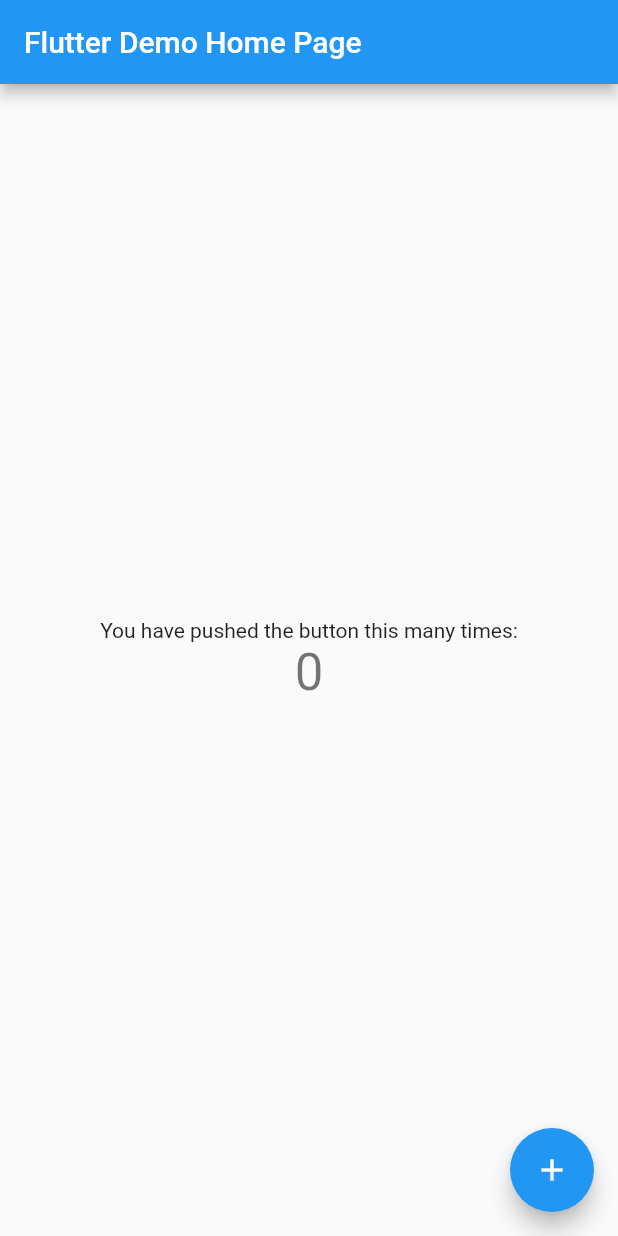
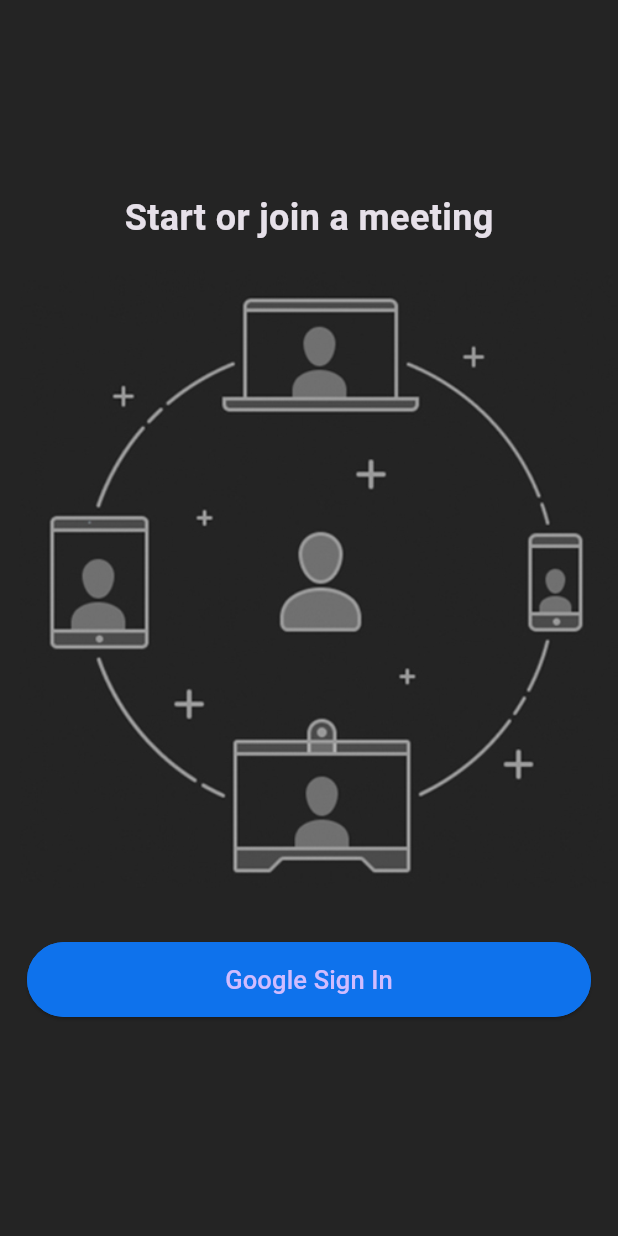
Before and after one commit to naolgithub/flutter-projects, a Flutter app: the screen it shows after launch, on a phone screen of 412 x 824 dp. Run offline on Flutter 3.47's test engine with Material 2 defaults, Android fonts, the light colour scheme and no system bars; our stand-ins replace cloud_firestore, firebase_auth, firebase_core, flutter_secure_storage, google_fonts, google_sign_in and 1 more; accounts and stored records are empty.

Commit message:
custom_button,login_screen,home_screen  and auth_methods files are added

```diff
--- a/zoom_clone/lib/main.dart
+++ b/zoom_clone/lib/main.dart
@@ -1,4 +1,8 @@
 import 'package:flutter/material.dart';
+
+import 'screens/home_screen.dart';
+import 'screens/login_screen.dart';
+import 'utils/colors.dart';
 
 void main() {
   runApp(const MyApp());
@@ -7,109 +11,19 @@
 class MyApp extends StatelessWidget {
   const MyApp({super.key});
 
-  // This widget is the root of your application.
   @override
   Widget build(BuildContext context) {
     return MaterialApp(
-      title: 'Flutter Demo',
-      theme: ThemeData(
-        // This is the theme of your application.
-        //
-        // Try running your application with "flutter run". You'll see the
-        // application has a blue toolbar. Then, without quitting the app, try
-        // changing the primarySwatch below to Colors.green and then invoke
-        // "hot reload" (press "r" in the console where you ran "flutter run",
-        // or simply save your changes to "hot reload" in a Flutter IDE).
-        // Notice that the counter didn't reset back to zero; the application
-        // is not restarted.
-        primarySwatch: Colors.blue,
+      debugShowCheckedModeBanner: false,
+      title: 'Zoom Clone',
+      theme: ThemeData.dark(useMaterial3: true).copyWith(
+        scaffoldBackgroundColor: backgroundColor,
       ),
-      home: const MyHomePage(title: 'Flutter Demo Home Page'),
+      routes: {
+        '/login': (context) => const LoginScreen(),
+        '/home-screen': (context) => const HomeScreen(),
+      },
+      home: const LoginScreen(),
     );
   }
 }
-
-class MyHomePage extends StatefulWidget {
-  const MyHomePage({super.key, required this.title});
-
-  // This widget is the home page of your application. It is stateful, meaning
-  // that it has a State object (defined below) that contains fields that affect
-  // how it looks.
-
-  // This class is the configuration for the state. It holds the values (in this
-  // case the title) provided by the parent (in this case the App widget) and
-  // used by the build method of the State. Fields in a Widget subclass are
-  // always marked "final".
-
-  final String title;
-
-  @override
-  State<MyHomePage> createState() => _MyHomePageState();
-}
-
-class _MyHomePageState extends State<MyHomePage> {
-  int _counter = 0;
-
-  void _incrementCounter() {
-    setState(() {
-      // This call to setState tells the Flutter framework that something has
-      // changed in this State, which causes it to rerun the build method below
-      // so that the display can reflect the updated values. If we changed
-      // _counter without calling setState(), then the build method would not be
-      // called again, and so nothing would appear to happen.
-      _counter++;
-    });
-  }
-
-  @override
-  Widget build(BuildContext context) {
-    // This method is rerun every time setState is called, for instance as done
-    // by the _incrementCounter method above.
-    //
-    // The Flutter framework has been optimized to make rerunning build methods
-    // fast, so that you can just rebuild anything that needs updating rather
-    // than having to individually change instances of widgets.
-    return Scaffold(
-      appBar: AppBar(
-        // Here we take the value from the MyHomePage object that was created by
-        // the App.build method, and use it to set our appbar title.
-        title: Text(widget.title),
-      ),
-      body: Center(
-        // Center is a layout widget. It takes a single child and positions it
-        // in the middle of the parent.
-        child: Column(
-          // Column is also a layout widget. It takes a list of children and
-          // arranges them vertically. By default, it sizes itself to fit its
-          // children horizontally, and tries to be as tall as its parent.
-          //
-          // Invoke "debug painting" (press "p" in the console, choose the
-          // "Toggle Debug Paint" action from the Flutter Inspector in Android
-          // Studio, or the "Toggle Debug Paint" command in Visual Studio Code)
-          // to see the wireframe for each widget.
-          //
-          // Column has various properties to control how it sizes itself and
-          // how it positions its children. Here we use mainAxisAlignment to
-          // center the children vertically; the main axis here is the vertical
-          // axis because Columns are vertical (the cross axis would be
-          // horizontal).
-          mainAxisAlignment: MainAxisAlignment.center,
-          children: <Widget>[
-            const Text(
-              'You have pushed the button this many times:',
-            ),
-            Text(
-              '$_counter',
-              style: Theme.of(context).textTheme.headlineMedium,
-            ),
-          ],
-        ),
-      ),
-      floatingActionButton: FloatingActionButton(
-        onPressed: _incrementCounter,
-        tooltip: 'Increment',
-        child: const Icon(Icons.add),
-      ), // This trailing comma makes auto-formatting nicer for build methods.
-    );
-  }
-}
--- a/zoom_clone/lib/screens/login_screen.dart
+++ b/zoom_clone/lib/screens/login_screen.dart
@@ -0,0 +1,49 @@
+import 'package:flutter/material.dart';
+
+import '../resources/auth_methods.dart';
+import '../widgets/custom_button.dart';
+
+class LoginScreen extends StatefulWidget {
+  const LoginScreen({super.key});
+
+  @override
+  State<LoginScreen> createState() => _LoginScreenState();
+}
+
+class _LoginScreenState extends State<LoginScreen> {
+  final AuthMethods _authMethods = AuthMethods();
+  @override
+  Widget build(BuildContext context) {
+    return Scaffold(
+      body: Column(
+        mainAxisAlignment: MainAxisAlignment.center,
+        children: [
+          const Text(
+            'Start or join a meeting',
+            style: TextStyle(
+              fontSize: 24,
+              fontWeight: FontWeight.bold,
+            ),
+          ),
+          Padding(
+            /*
+           padding: const EdgeInsets.symmetric(vertical: 38):
+           results in bottom overflowed by 10.0 pixels
+           */
+            padding: const EdgeInsets.symmetric(vertical: 18),
+            child: Image.asset('assets/images/onboarding.jpg'),
+          ),
+          CustomButton(
+            text: 'Google Sign In',
+            onPressed: () async {
+              bool res = await _authMethods.signInWithGoogle(context);
+              if (res) {
+                Navigator.pushNamed(context, '/home');
+              }
+            },
+          ),
+        ],
+      ),
+    );
+  }
+}
--- a/zoom_clone/lib/widgets/custom_button.dart
+++ b/zoom_clone/lib/widgets/custom_button.dart
@@ -0,0 +1,46 @@
+import 'package:flutter/material.dart';
+
+import '../utils/colors.dart';
+
+class CustomButton extends StatelessWidget {
+  final String text;
+  /*
+  final VoidCallbackAction onPressed;
+  this one did not work
+
+  we have to use : final Function onPressed;
+  */
+  final Function onPressed;
+  const CustomButton({
+    super.key,
+    required this.text,
+    required this.onPressed,
+  });
+
+  @override
+  Widget build(BuildContext context) {
+    return Padding(
+      padding: const EdgeInsets.all(18),
+      child: ElevatedButton(
+        onPressed: () {},
+        style: ElevatedButton.styleFrom(
+          backgroundColor: buttonColor,
+          minimumSize: const Size(
+            double.infinity,
+            50,
+          ),
+          shape: RoundedRectangleBorder(
+            borderRadius: BorderRadius.circular(30),
+            side: const BorderSide(color: buttonColor),
+          ),
+        ),
+        child: Text(
+          text,
+          style: const TextStyle(
+            fontSize: 17,
+          ),
+        ),
+      ),
+    );
+  }
+}
--- a/zoom_clone/pubspec.yaml
+++ b/zoom_clone/pubspec.yaml
@@ -39,6 +39,7 @@
   firebase_auth: ^4.6.0
   cloud_firestore: ^4.7.0
   jitsi_meet: ^4.0.0
+  google_sign_in: ^6.1.0
 
 dev_dependencies:
   flutter_test:
@@ -63,9 +64,8 @@
   uses-material-design: true
 
   # To add assets to your application, add an assets section, like this:
-  # assets:
-  #   - images/a_dot_burr.jpeg
-  #   - images/a_dot_ham.jpeg
+  assets:
+    - assets/images/onboarding.jpg
 
   # An image asset can refer to one or more resolution-specific "variants", see
   # https://flutter.dev/assets-and-images/#resolution-aware
```
Also changed, not shown: zoom_clone/lib/resources/auth_methods.dart (+39 -0 lines), zoom_clone/lib/screens/home_screen.dart (+15 -0 lines), zoom_clone/lib/firebase_options.dart (added), zoom_clone/pubspec.lock, 9 other files.
